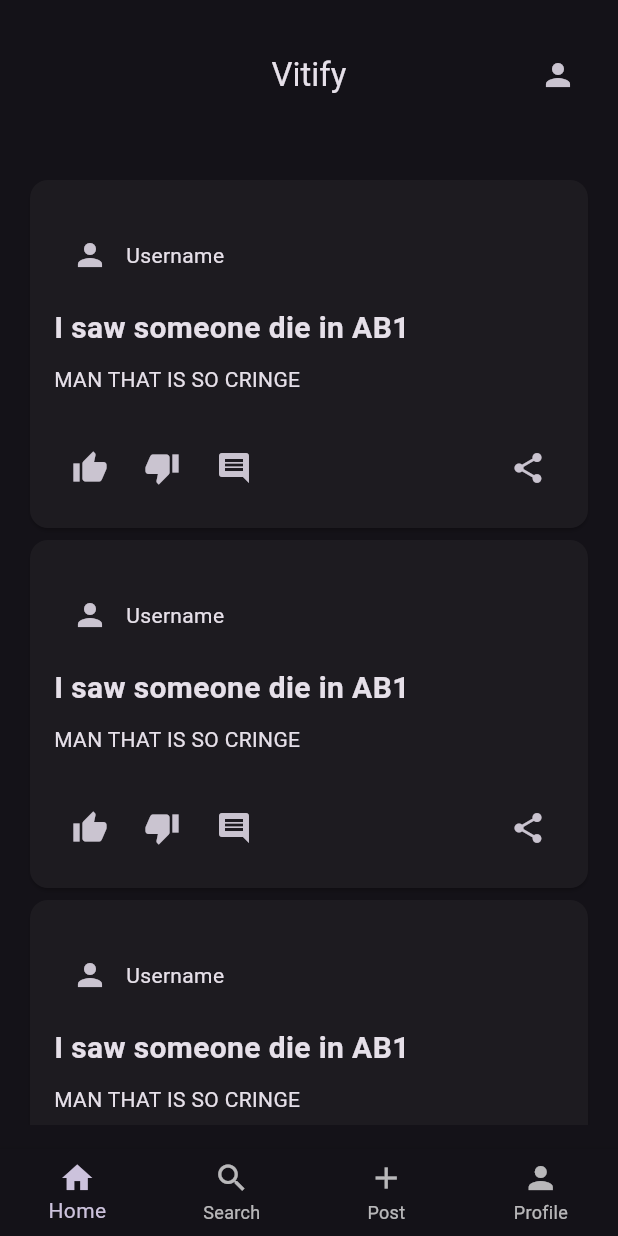
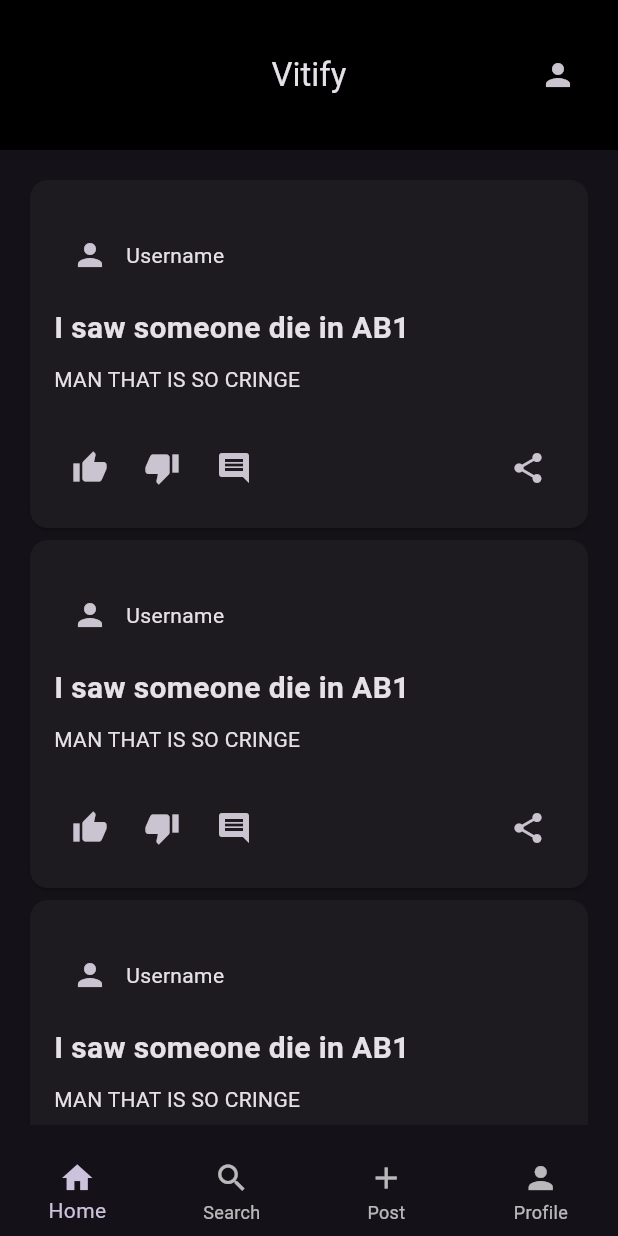
Before and after one commit to WhyXic/vitify, a Flutter app: the screen it shows after launch, after a tap on the "thumb up" icon, on a phone screen of 412 x 824 dp. Run offline on Flutter 3.47's test engine with Material 3 defaults, Android fonts, the phone set to English and light mode, and no system bars.

```diff
--- a/lib/home.dart
+++ b/lib/home.dart
@@ -1,49 +1,87 @@
 import 'package:flutter/material.dart';
+import 'package:confession_app/searchpage.dart';
+import 'package:confession_app/postscreen.dart';
+import 'package:confession_app/profilescreen.dart';
 
-class myHome extends StatelessWidget {
-  const myHome({super.key});
+class MyHome extends StatefulWidget {
+  const MyHome({super.key});
+
+  @override
+  State<MyHome> createState() => _MyHomeState();
+}
+
+class _MyHomeState extends State<MyHome> {
+  int _selectedIndex = 0;
+
+  // List of pages to switch between
+  final List<Widget> _pages = [
+    HomePage(),
+    SearchPage(),
+    PostScreen(),
+    ProfileScreen(),
+  ];
+
+  void _onTapped(int index) {
+    setState(() {
+      _selectedIndex = index;
+    });
+  }
 
   @override
   Widget build(BuildContext context) {
-    // TODO: implement build
     return Scaffold(
+      body: IndexedStack(
+        index: _selectedIndex, // Keeps state of each page
+        children: _pages,
+      ),
       bottomNavigationBar: BottomNavigationBar(
         iconSize: 24,
         type: BottomNavigationBarType.fixed,
+        currentIndex: _selectedIndex,
+        onTap: _onTapped,
         items: [
-          BottomNavigationBarItem(icon: Icon(Icons.home), label: "Home",),
+          BottomNavigationBarItem(icon: Icon(Icons.home), label: "Home"),
           BottomNavigationBarItem(icon: Icon(Icons.search), label: "Search"),
           BottomNavigationBarItem(icon: Icon(Icons.add), label: "Post"),
           BottomNavigationBarItem(icon: Icon(Icons.person), label: "Profile"),
-
         ],
       ),
       appBar: AppBar(
-
+        backgroundColor: Colors.black,
         title: Text("Vitify"),
         centerTitle: true,
         actions: [
           Padding(
             padding: const EdgeInsets.symmetric(horizontal: 16.0),
-          child: IconButton(onPressed: (){}, icon: Icon(Icons.person),),
+            child: IconButton(
+              onPressed: () {},
+              icon: Icon(Icons.person),
+            ),
           ),
         ],
         toolbarHeight: 100,
       ),
-      body: Padding(
+    );
+  }
+}
+
+// Create a separate HomePage widget for the main content
+class HomePage extends StatelessWidget {
+  @override
+  Widget build(BuildContext context) {
+    return Padding(
       padding: const EdgeInsets.all(16.0),
       child: ListView(
         children: [
-            for(int i = 0; i < 5; i++)
-            contentCard()
+          for (int i = 0; i < 5; i++) ContentCard()
         ],
-        )
       ),
     );
   }
 }
-class contentCard extends StatelessWidget {
-  const contentCard({super.key});
+
+class ContentCard extends StatelessWidget {
+  const ContentCard({super.key});
 
   @override
   Widget build(BuildContext context) {
@@ -51,48 +89,38 @@ class contentCard extends StatelessWidget {
       child: Padding(
         padding: const EdgeInsets.all(16.0),
         child: SizedBox(
-            width: 800,
+          width: double.infinity,
           height: 200,
           child: Column(
             crossAxisAlignment: CrossAxisAlignment.start,
             children: [
-                SizedBox(
-                  height: 10,),
+              SizedBox(height: 10),
               Row(
                 children: [
-                  IconButton(onPressed: (){}, icon: Icon(Icons.person),),
+                  IconButton(onPressed: () {}, icon: Icon(Icons.person)),
                   Text("Username"),
-                  Spacer(
-                    flex: 1,
+                  Spacer(),
+                ],
               ),
-
-
-                ],
-
+              SizedBox(height: 10),
+              Text(
+                "I saw someone die in AB1",
+                style: TextStyle(fontSize: 20, fontWeight: FontWeight.bold),
               ),
-              SizedBox(
-                height: 10,),
-              Text("I saw someone die in AB1", style: TextStyle(fontSize: 20, fontWeight: FontWeight.bold)),
-              SizedBox(
-                height: 10,),
+              SizedBox(height: 10),
               Text("MAN THAT IS SO CRINGE"),
-              Spacer(
-                flex: 1,
-              ),
+              Spacer(),
               Row(
                 children: [
-                  IconButton(onPressed: (){}, icon: Icon(Icons.thumb_up),),
-                  IconButton(onPressed: (){}, icon: Icon(Icons.thumb_down),),
-                  IconButton(onPressed: (){}, icon: Icon(Icons.comment),),
-                  Spacer(
-                    flex: 1,
-                  ),
-                  IconButton(onPressed: (){}, icon: Icon(Icons.share),),
+                  IconButton(onPressed: () {}, icon: Icon(Icons.thumb_up)),
+                  IconButton(onPressed: () {}, icon: Icon(Icons.thumb_down)),
+                  IconButton(onPressed: () {}, icon: Icon(Icons.comment)),
+                  Spacer(),
+                  IconButton(onPressed: () {}, icon: Icon(Icons.share)),
                 ],
               )
-
-            ]),
-
+            ],
+          ),
         ),
       ),
     );
--- a/lib/main.dart
+++ b/lib/main.dart
@@ -11,7 +11,8 @@ class MyApp extends StatelessWidget {
   @override
   Widget build(BuildContext context) {
     return MaterialApp(
-      home: myHome(),
+      debugShowCheckedModeBanner: false,
+      home: MyHome(),
       theme: ThemeData.dark(useMaterial3: true),
     );
 }
--- /dev/null
+++ b/lib/postscreen.dart
@@ -0,0 +1,12 @@
+import 'package:flutter/material.dart';
+
+class PostScreen extends StatelessWidget {
+  const PostScreen({super.key});
+
+  @override
+  Widget build(BuildContext context) {
+    return Scaffold(
+
+    );
+  }
+}
--- /dev/null
+++ b/lib/profilescreen.dart
@@ -0,0 +1,10 @@
+import 'package:flutter/material.dart';
+
+class ProfileScreen extends StatelessWidget {
+  const ProfileScreen ({super.key});
+
+  @override
+  Widget build(BuildContext context) {
+    return Container();
+  }
+}
--- /dev/null
+++ b/lib/searchpage.dart
@@ -0,0 +1,25 @@
+import 'package:flutter/material.dart';
+
+class SearchPage extends StatelessWidget {
+  const SearchPage({super.key});
+
+  @override
+  Widget build(BuildContext context) {
+    return Scaffold(
+      body: Column(
+          children: [
+            Padding(
+              padding: const EdgeInsets.all(8.0),
+              child: TextField(
+                decoration: InputDecoration(
+                  prefixIcon: Icon(Icons.search),
+                  hintText: 'Search',
+                  border: OutlineInputBorder(),
+                ),
+              ),
+            ),
+          ],
+      )
+    );
+  }
+}
```
Lines whose indentation alone changed are shown as unchanged.
